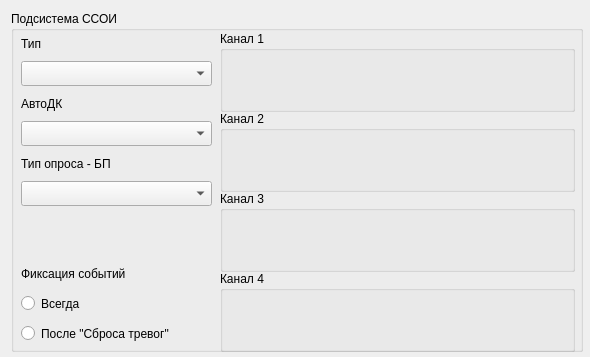
This is m_cfg/ssoi_widget.ui in xXRadioHeadXx/start7 as Qt 5 draws it before an edit. The edited form follows.
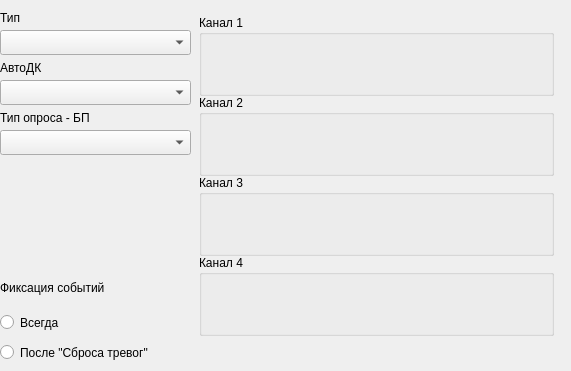
This is the edited form. The open tabs and pages were chosen to show the change. Custom widgets are drawn as their Qt base class.

The edit to the form file:
```diff
--- a/m_cfg/ssoi_widget.ui
+++ b/m_cfg/ssoi_widget.ui
@@ -6,137 +6,20 @@
    <rect>
     <x>0</x>
     <y>0</y>
-    <width>590</width>
-    <height>357</height>
+    <width>571</width>
+    <height>371</height>
    </rect>
   </property>
   <property name="windowTitle">
    <string>Form</string>
   </property>
-  <widget class="QGroupBox" name="groupBox">
-   <property name="geometry">
-    <rect>
-     <x>11</x>
-     <y>11</y>
-     <width>572</width>
-     <height>341</height>
-    </rect>
-   </property>
-   <property name="title">
-    <string>Подсистема ССОИ</string>
-   </property>
-   <widget class="QComboBox" name="Version">
-    <property name="geometry">
-     <rect>
-      <x>10</x>
-      <y>50</y>
-      <width>191</width>
-      <height>25</height>
-     </rect>
-    </property>
-    <property name="minimumSize">
-     <size>
-      <width>1</width>
-      <height>25</height>
-     </size>
-    </property>
-    <property name="maximumSize">
-     <size>
-      <width>999</width>
-      <height>25</height>
-     </size>
-    </property>
-   </widget>
-   <widget class="QLabel" name="label_83">
-    <property name="geometry">
-     <rect>
-      <x>10</x>
-      <y>20</y>
-      <width>191</width>
-      <height>25</height>
-     </rect>
-    </property>
-    <property name="text">
-     <string>Тип</string>
-    </property>
-   </widget>
-   <widget class="QComboBox" name="SsoiAutoDkUse">
-    <property name="geometry">
-     <rect>
-      <x>10</x>
-      <y>110</y>
-      <width>191</width>
-      <height>25</height>
-     </rect>
-    </property>
-    <property name="minimumSize">
-     <size>
-      <width>1</width>
-      <height>20</height>
-     </size>
-    </property>
-    <property name="maximumSize">
-     <size>
-      <width>999</width>
-      <height>25</height>
-     </size>
-    </property>
-   </widget>
-   <widget class="QLabel" name="label_84">
-    <property name="geometry">
-     <rect>
-      <x>10</x>
-      <y>80</y>
-      <width>181</width>
-      <height>25</height>
-     </rect>
-    </property>
-    <property name="text">
-     <string>АвтоДК</string>
-    </property>
-   </widget>
-   <widget class="QComboBox" name="SsoiMOprosVariant">
-    <property name="geometry">
-     <rect>
-      <x>10</x>
-      <y>170</y>
-      <width>191</width>
-      <height>25</height>
-     </rect>
-    </property>
-    <property name="minimumSize">
-     <size>
-      <width>1</width>
-      <height>20</height>
-     </size>
-    </property>
-    <property name="maximumSize">
-     <size>
-      <width>999</width>
-      <height>25</height>
-     </size>
-    </property>
-   </widget>
-   <widget class="QLabel" name="lbl_SsoiMOprosVariant">
-    <property name="geometry">
-     <rect>
-      <x>10</x>
-      <y>140</y>
-      <width>181</width>
-      <height>25</height>
-     </rect>
-    </property>
-    <property name="text">
-     <string>Тип опроса - БП</string>
-    </property>
-   </widget>
    <widget class="QStackedWidget" name="stackedWidget">
     <property name="geometry">
      <rect>
-      <x>209</x>
-      <y>10</y>
+     <x>199</x>
+     <y>5</y>
       <width>361</width>
-      <height>370</height>
+     <height>331</height>
      </rect>
     </property>
     <property name="currentIndex">
@@ -262,37 +145,126 @@
      </widget>
     </widget>
    </widget>
-   <widget class="QRadioButton" name="SsoiFixNewWarning_val_0">
+  <widget class="TABLO_Widget" name="TABLO_wgt" native="true">
     <property name="geometry">
      <rect>
-      <x>10</x>
-      <y>280</y>
-      <width>82</width>
+     <x>0</x>
+     <y>150</y>
+     <width>181</width>
+     <height>131</height>
+    </rect>
+   </property>
+  </widget>
+  <widget class="QComboBox" name="Version">
+   <property name="geometry">
+    <rect>
+     <x>0</x>
+     <y>30</y>
+     <width>191</width>
       <height>25</height>
      </rect>
     </property>
+   <property name="minimumSize">
+    <size>
+     <width>1</width>
+     <height>25</height>
+    </size>
+   </property>
+   <property name="maximumSize">
+    <size>
+     <width>999</width>
+     <height>25</height>
+    </size>
+   </property>
+  </widget>
+  <widget class="QLabel" name="lbl_SsoiMOprosVariant">
+   <property name="geometry">
+    <rect>
+     <x>0</x>
+     <y>105</y>
+     <width>181</width>
+     <height>25</height>
+    </rect>
+   </property>
     <property name="text">
-     <string>Всегда</string>
-    </property>
-   </widget>
-   <widget class="QRadioButton" name="SsoiFixNewWarning_val_1">
+    <string>Тип опроса - БП</string>
+   </property>
+  </widget>
+  <widget class="QLabel" name="label_83">
     <property name="geometry">
      <rect>
-      <x>10</x>
-      <y>310</y>
-      <width>481</width>
+     <x>0</x>
+     <y>5</y>
+     <width>191</width>
       <height>25</height>
      </rect>
     </property>
     <property name="text">
-     <string>После &quot;Сброса тревог&quot;</string>
+    <string>Тип</string>
+   </property>
+  </widget>
+  <widget class="QComboBox" name="SsoiAutoDkUse">
+   <property name="geometry">
+    <rect>
+     <x>0</x>
+     <y>80</y>
+     <width>191</width>
+     <height>25</height>
+    </rect>
+   </property>
+   <property name="minimumSize">
+    <size>
+     <width>1</width>
+     <height>20</height>
+    </size>
+   </property>
+   <property name="maximumSize">
+    <size>
+     <width>999</width>
+     <height>25</height>
+    </size>
+   </property>
+  </widget>
+  <widget class="QLabel" name="label_84">
+   <property name="geometry">
+    <rect>
+     <x>0</x>
+     <y>55</y>
+     <width>181</width>
+     <height>25</height>
+    </rect>
+   </property>
+   <property name="text">
+    <string>АвтоДК</string>
+   </property>
+  </widget>
+  <widget class="QComboBox" name="SsoiMOprosVariant">
+   <property name="geometry">
+    <rect>
+     <x>0</x>
+     <y>130</y>
+     <width>191</width>
+     <height>25</height>
+    </rect>
+   </property>
+   <property name="minimumSize">
+    <size>
+     <width>1</width>
+     <height>20</height>
+    </size>
+   </property>
+   <property name="maximumSize">
+    <size>
+     <width>999</width>
+     <height>25</height>
+    </size>
     </property>
    </widget>
    <widget class="QLabel" name="label_85">
     <property name="geometry">
      <rect>
-      <x>10</x>
-      <y>255</y>
+     <x>0</x>
+     <y>280</y>
       <width>201</width>
       <height>16</height>
      </rect>
@@ -301,9 +273,40 @@
      <string>Фиксация событий</string>
     </property>
    </widget>
+  <widget class="QRadioButton" name="SsoiFixNewWarning_val_1">
+   <property name="geometry">
+    <rect>
+     <x>0</x>
+     <y>340</y>
+     <width>381</width>
+     <height>25</height>
+    </rect>
+   </property>
+   <property name="text">
+    <string>После &quot;Сброса тревог&quot;</string>
+   </property>
+  </widget>
+  <widget class="QRadioButton" name="SsoiFixNewWarning_val_0">
+   <property name="geometry">
+    <rect>
+     <x>0</x>
+     <y>310</y>
+     <width>82</width>
+     <height>25</height>
+    </rect>
+   </property>
+   <property name="text">
+    <string>Всегда</string>
+   </property>
   </widget>
  </widget>
  <customwidgets>
+  <customwidget>
+   <class>TABLO_Widget</class>
+   <extends>QWidget</extends>
+   <header location="global">tablo_widget.h</header>
+   <container>1</container>
+  </customwidget>
   <customwidget>
    <class>ssoi_port_widget</class>
    <extends>QWidget</extends>
```
Left out of the diff: 2 changed lines with no effect on the pictures. Lines whose indentation alone changed are shown as unchanged.
